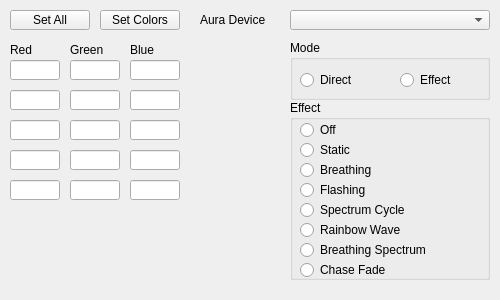
The window that OpenAuraSDK/openaurasdk.ui (CalcProgrammer1/OpenRGB) describes before a commit, drawn with Qt 5.
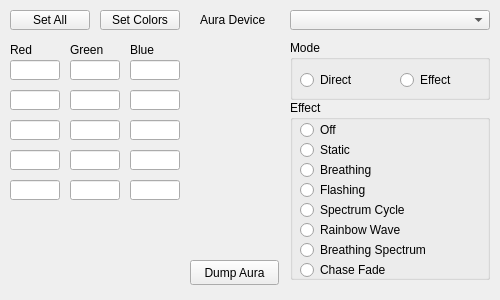
The same window after the commit.

Commit message: Add Dump Aura button to Linux Qt dialog

What changed in the file:
```diff
--- a/OpenAuraSDK/openaurasdk.ui
+++ b/OpenAuraSDK/openaurasdk.ui
@@ -408,6 +408,19 @@
      </property>
     </widget>
    </widget>
+   <widget class="QPushButton" name="ButtonDumpAura">
+    <property name="geometry">
+     <rect>
+      <x>190</x>
+      <y>260</y>
+      <width>89</width>
+      <height>25</height>
+     </rect>
+    </property>
+    <property name="text">
+     <string>Dump Aura</string>
+    </property>
+   </widget>
   </widget>
  </widget>
  <resources/>
```
The commit also changes 3 other files.
